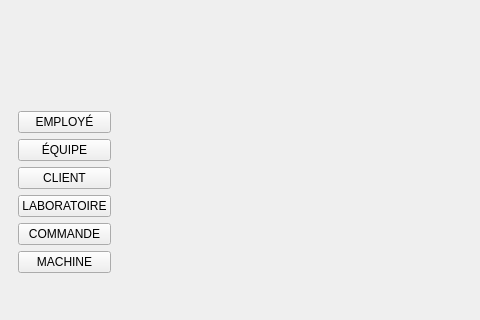
Old version of the form mainwindow.ui in the repository Esprit-UP-Algo/projetcpp2526-s2-2a12-smart-oil-press; both pictures show x 0 to 480 and y 480 to 800 of the 1200 by 800 pixel window.
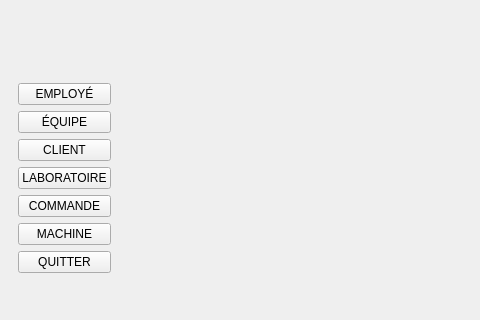
New version of the form. Icons and pictures are not drawn.

```diff
--- a/mainwindow.ui
+++ b/mainwindow.ui
@@ -79,6 +79,13 @@
          </property>
         </widget>
        </item>
+    <item>
+     <widget class="QPushButton" name="btnQuit">
+      <property name="text">
+       <string>QUITTER</string>
+      </property>
+     </widget>
+    </item>
        <item>
         <spacer name="verticalSpacer">
          <property name="orientation">
```
